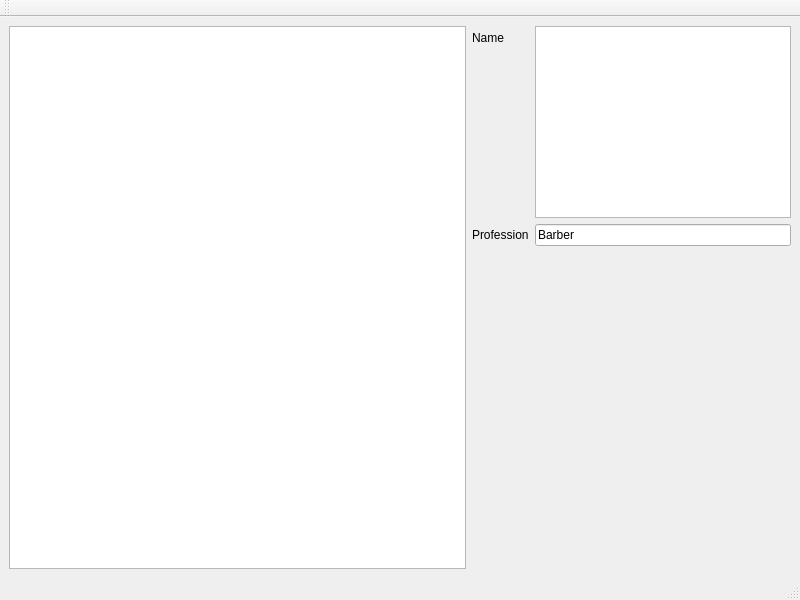
Old version of the form gui/ui/mainwindow.ui in the repository RobotApocalypseCommittee/PhysicsEngineC4.
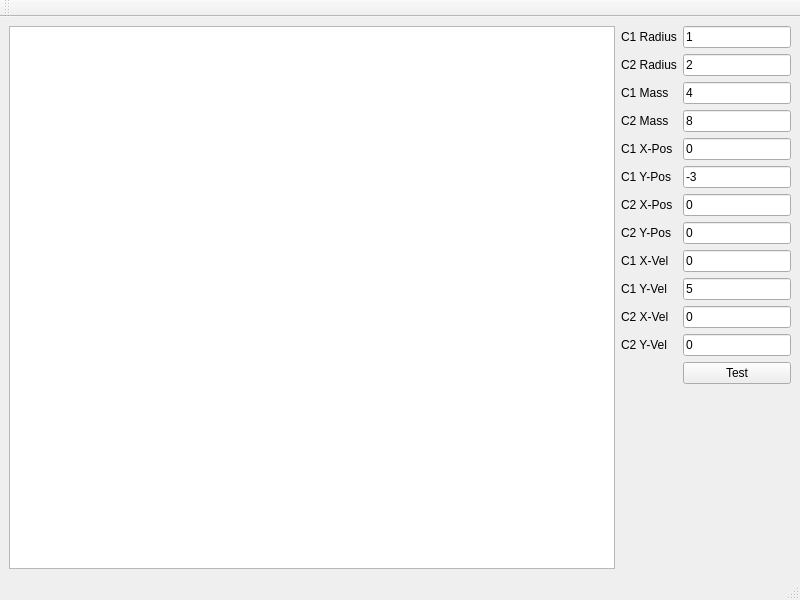
New version of the form.

The edit to the form file:
```diff
--- a/gui/ui/mainwindow.ui
+++ b/gui/ui/mainwindow.ui
@@ -23,34 +23,178 @@
     </item>
     <item>
      <layout class="QFormLayout" name="formLayout">
-      <item row="0" column="0">
+      <item row="2" column="0">
        <widget class="QLabel" name="label">
         <property name="text">
-         <string>Name</string>
+         <string>C1 Mass</string>
         </property>
        </widget>
       </item>
-      <item row="1" column="0">
+      <item row="2" column="1">
+       <widget class="QLineEdit" name="c1MassLineEdit">
+        <property name="text">
+         <string>4</string>
+        </property>
+       </widget>
+      </item>
+      <item row="3" column="0">
+       <widget class="QLabel" name="label_3">
+        <property name="text">
+         <string>C2 Mass</string>
+        </property>
+       </widget>
+      </item>
+      <item row="3" column="1">
+       <widget class="QLineEdit" name="c2MassLineEdit">
+        <property name="text">
+         <string>8</string>
+        </property>
+       </widget>
+      </item>
+      <item row="4" column="0">
+       <widget class="QLabel" name="label_4">
+        <property name="text">
+         <string>C1 X-Pos</string>
+        </property>
+       </widget>
+      </item>
+      <item row="4" column="1">
+       <widget class="QLineEdit" name="c1XPosLineEdit">
+        <property name="text">
+         <string>0</string>
+        </property>
+       </widget>
+      </item>
+      <item row="5" column="0">
+       <widget class="QLabel" name="label_5">
+        <property name="text">
+         <string>C1 Y-Pos</string>
+        </property>
+       </widget>
+      </item>
+      <item row="5" column="1">
+       <widget class="QLineEdit" name="c1YPosLineEdit">
+        <property name="text">
+         <string>-3</string>
+        </property>
+       </widget>
+      </item>
+      <item row="6" column="0">
+       <widget class="QLabel" name="label_6">
+        <property name="text">
+         <string>C2 X-Pos</string>
+        </property>
+       </widget>
+      </item>
+      <item row="6" column="1">
+       <widget class="QLineEdit" name="c2XPosLineEdit">
+        <property name="text">
+         <string>0</string>
+        </property>
+       </widget>
+      </item>
+      <item row="7" column="0">
+       <widget class="QLabel" name="label_7">
+        <property name="text">
+         <string>C2 Y-Pos</string>
+        </property>
+       </widget>
+      </item>
+      <item row="7" column="1">
+       <widget class="QLineEdit" name="c2YPosLineEdit">
+        <property name="text">
+         <string>0</string>
+        </property>
+       </widget>
+      </item>
+      <item row="8" column="0">
+       <widget class="QLabel" name="label_8">
+        <property name="text">
+         <string>C1 X-Vel</string>
+        </property>
+       </widget>
+      </item>
+      <item row="8" column="1">
+       <widget class="QLineEdit" name="c1XVelLineEdit">
+        <property name="text">
+         <string>0</string>
+        </property>
+       </widget>
+      </item>
+      <item row="9" column="0">
+       <widget class="QLabel" name="label_9">
+        <property name="text">
+         <string>C1 Y-Vel</string>
+        </property>
+       </widget>
+      </item>
+      <item row="9" column="1">
+       <widget class="QLineEdit" name="c1YVelLineEdit">
+        <property name="text">
+         <string>5</string>
+        </property>
+       </widget>
+      </item>
+      <item row="10" column="0">
+       <widget class="QLabel" name="label_10">
+        <property name="text">
+         <string>C2 X-Vel</string>
+        </property>
+       </widget>
+      </item>
+      <item row="10" column="1">
+       <widget class="QLineEdit" name="c2XVelLineEdit">
+        <property name="text">
+         <string>0</string>
+        </property>
+       </widget>
+      </item>
+      <item row="11" column="0">
+       <widget class="QLabel" name="label_11">
+        <property name="text">
+         <string>C2 Y-Vel</string>
+        </property>
+       </widget>
+      </item>
+      <item row="11" column="1">
+       <widget class="QLineEdit" name="c2YVelLineEdit">
+        <property name="text">
+         <string>0</string>
+        </property>
+       </widget>
+      </item>
+      <item row="12" column="1">
+       <widget class="QPushButton" name="testButton">
+        <property name="text">
+         <string>Test</string>
+        </property>
+       </widget>
+      </item>
+      <item row="0" column="0">
        <widget class="QLabel" name="label_2">
         <property name="text">
-         <string>Profession</string>
+         <string>C1 Radius</string>
         </property>
        </widget>
       </item>
-      <item row="1" column="1">
-       <widget class="QLineEdit" name="lineEdit">
+      <item row="1" column="0">
+       <widget class="QLabel" name="label_12">
         <property name="text">
-         <string>Barber</string>
+         <string>C2 Radius</string>
         </property>
        </widget>
       </item>
       <item row="0" column="1">
-       <widget class="QTextEdit" name="textEdit">
-        <property name="sizePolicy">
-         <sizepolicy hsizetype="Expanding" vsizetype="Fixed">
-          <horstretch>0</horstretch>
-          <verstretch>0</verstretch>
-         </sizepolicy>
+       <widget class="QLineEdit" name="c1RadiusLineEdit">
+        <property name="text">
+         <string>1</string>
+        </property>
+       </widget>
+      </item>
+      <item row="1" column="1">
+       <widget class="QLineEdit" name="c2RadiusLineEdit">
+        <property name="text">
+         <string>2</string>
         </property>
        </widget>
       </item>
```
